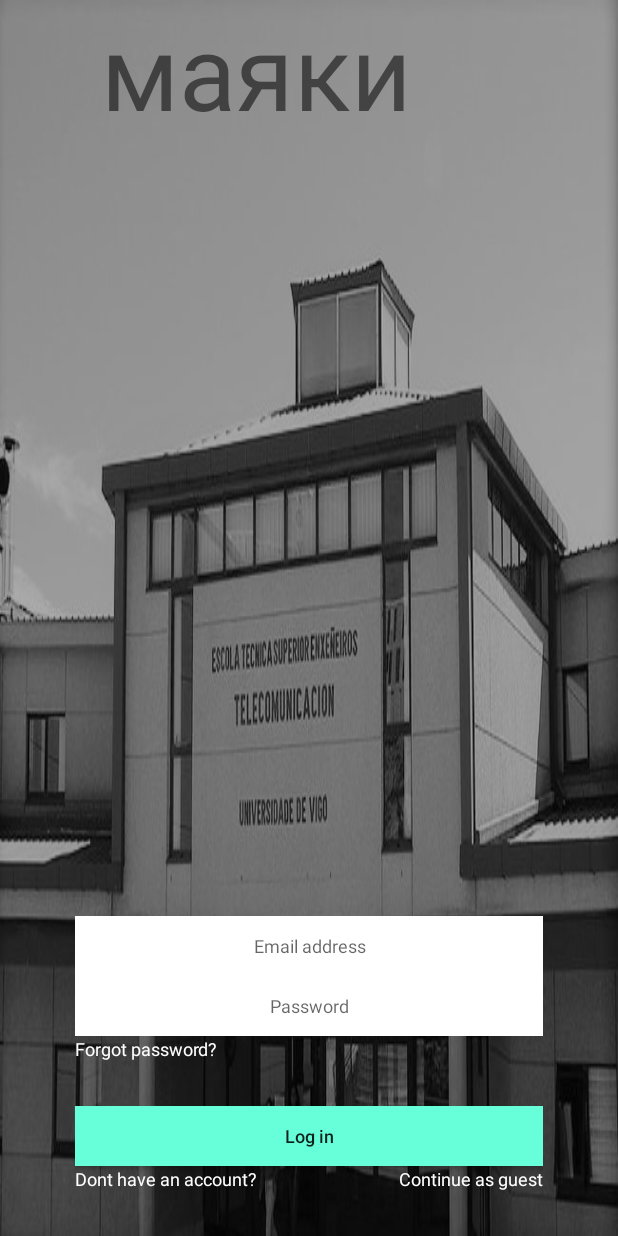
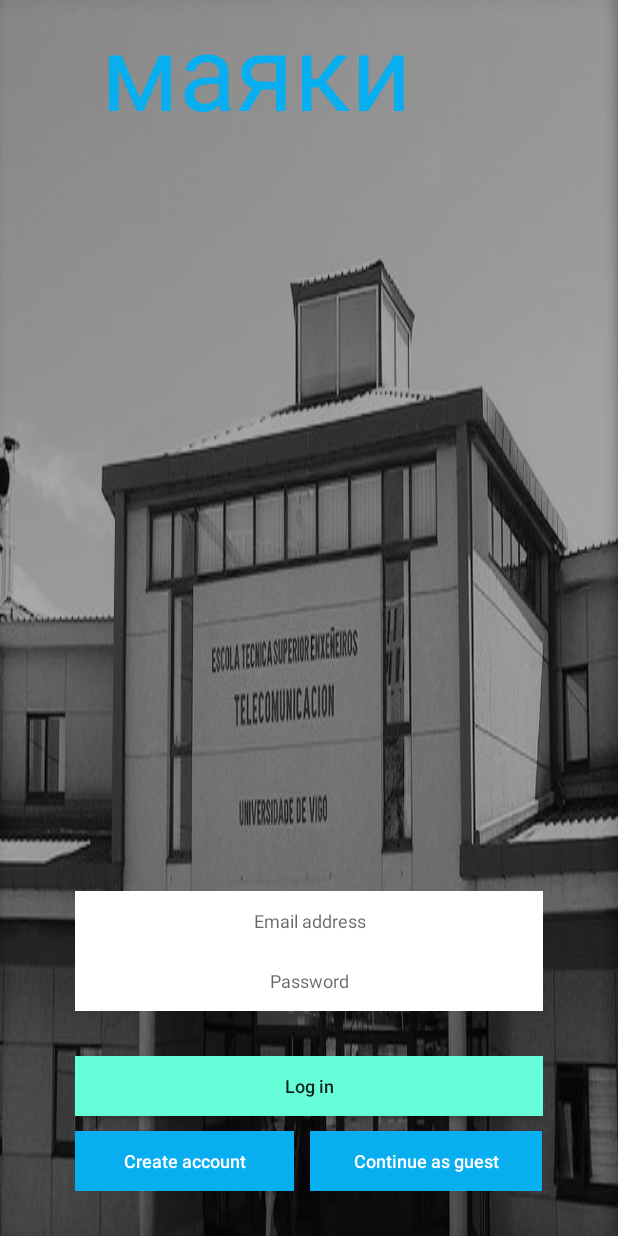
Before and after one commit to guillerial/android, an Android app: the screen it shows after launch (LoginActivity), on a phone screen of 412 x 824 dp. Run offline under Robolectric (Android 15) with nearby library versions, the phone set to English and light mode, and no system bars; our stand-ins replace ButterKnife, Dagger/Hilt's generated code, RxJava, Timber; libraries missing offline, so code that uses them is left out: com.ryanharter.auto; 10 statements that could not run were skipped.

Commit message:
buttons log and sign

```diff
--- a/app/src/main/AndroidManifest.xml
+++ b/app/src/main/AndroidManifest.xml
@@ -9,7 +9,7 @@
     <application
         android:name="es.indios.markn.MarknApplication"
         android:allowBackup="false"
-        android:icon="@drawable/logomarkn55"
+        android:icon="@drawable/logofinal"
         android:label="@string/app_name"
         android:theme="@style/AppTheme.NoActionBar" >
         <activity
--- a/app/src/main/java/es/indios/markn/ui/login/LoginActivity.java
+++ b/app/src/main/java/es/indios/markn/ui/login/LoginActivity.java
@@ -22,7 +22,7 @@ public class LoginActivity extends BaseActivity implements LoginMvpView, View.On
 
     @BindView(R.id.email_edittext)              EditText mEmailEditText;
     @BindView(R.id.password_edittext)           EditText mPassEditText;
-    @BindView(R.id.forgot_password_textview)    TextView mForgotPassTextView;
+    //@BindView(R.id.forgot_password_textview)    TextView mForgotPassTextView;
     @BindView(R.id.login_button)                Button mLoginButton;
     @BindView(R.id.textview_create_account)     TextView mCreateAccountTextView;
     @BindView(R.id.textview_guest_session)      TextView mGuestSession;
@@ -42,7 +42,7 @@ public class LoginActivity extends BaseActivity implements LoginMvpView, View.On
         mLoginPresenter.checkLoggedIn();
 
         mLoginButton.setOnClickListener(this);
-        mForgotPassTextView.setOnClickListener(this);
+        //mForgotPassTextView.setOnClickListener(this);
         mGuestSession.setOnClickListener(this);
         mCreateAccountTextView.setOnClickListener(this);
     }
@@ -87,9 +87,9 @@ public class LoginActivity extends BaseActivity implements LoginMvpView, View.On
                     }
                 }
                 break;
-            case R.id.forgot_password_textview:
+            //case R.id.forgot_password_textview:
 
-                break;
+               // break;
             case R.id.textview_guest_session:
                 onLoggedUser();
                 break;
--- a/app/src/main/res/layout/activity_login.xml
+++ b/app/src/main/res/layout/activity_login.xml
@@ -12,35 +12,48 @@
         android:layout_marginRight="50dp"
         android:layout_marginBottom="30dp">
 
-        <RelativeLayout
+        <LinearLayout
             android:id="@+id/footer_layout"
-            android:layout_width="match_parent"
+            android:layout_width="fill_parent"
             android:layout_height="wrap_content"
+            android:orientation="horizontal"
             android:layout_alignParentBottom="true">
 
-            <TextView
-                android:id="@+id/textview_create_account"
-                android:layout_width="wrap_content"
-                android:layout_height="wrap_content"
-                android:textColor="@color/white"
-                android:textSize="12sp"
-                android:clickable="true"
-                android:text="@string/text_create_account"
-                android:layout_alignParentLeft="true"
-                android:focusable="true" />
+                <TableLayout
+                    android:layout_width="fill_parent"
+                    android:layout_height="fill_parent"
+                    android:stretchColumns="0,1">
+                    <TableRow>
 
-            <TextView
-                android:id="@+id/textview_guest_session"
-                android:layout_width="wrap_content"
-                android:layout_height="wrap_content"
-                android:textColor="@color/white"
-                android:textSize="12sp"
-                android:clickable="true"
-                android:text="@string/text_guest_session"
-                android:layout_alignParentRight="true"
-                android:focusable="true" />
+                    <Button
+                        android:id="@+id/textview_create_account"
+                        android:layout_width="wrap_content"
+                        android:layout_height="40dp"
+                        android:layout_marginTop="10dp"
+                        android:textColor="@color/white"
+                        android:textSize="12sp"
+                        android:textAllCaps="false"
+                        android:layout_marginRight="5dp"
+                        android:text="@string/text_create_account"
+                        android:background="@color/orange"
+                        />
 
-        </RelativeLayout>
+                    <Button
+                        android:id="@+id/textview_guest_session"
+                        android:layout_width="wrap_content"
+                        android:layout_height="40dp"
+                        android:layout_marginTop="10dp"
+                        android:textColor="@color/white"
+                        android:textSize="12sp"
+                        android:textAllCaps="false"
+                        android:layout_marginLeft="5dp"
+                        android:text="@string/text_guest_session"
+                        android:background="@color/orange"
+                        android:focusable="true" />
+
+                    </TableRow>
+                </TableLayout>
+        </LinearLayout>
 
 
 
@@ -58,16 +71,6 @@
             android:background="@color/primary"
             />
 
-        <TextView
-            android:id="@+id/forgot_password_textview"
-            android:layout_width="wrap_content"
-            android:layout_height="wrap_content"
-            android:layout_above="@id/login_button"
-            android:text="@string/text_forgot_pass"
-            android:textColor="@color/white"
-            android:textSize="12sp"
-            android:clickable="true"
-            android:focusable="true"/>
 
         <EditText
             android:id="@+id/password_edittext"
@@ -75,7 +78,7 @@
             android:layout_height="40dp"
             android:background="@color/white"
             android:gravity="center"
-            android:layout_above="@+id/forgot_password_textview"
+            android:layout_above="@+id/login_button"
             android:textSize="12sp"
             android:inputType="textPassword"
             android:hint="@string/text_password"/>
@@ -96,6 +99,7 @@
             android:layout_height="wrap_content"
             android:layout_alignParentTop="true"
             android:text=" маяки"
+            android:textColor="@color/orange"
             android:textAlignment="center"
             android:textSize="70dp" />
 
--- a/app/src/main/res/values/strings.xml
+++ b/app/src/main/res/values/strings.xml
@@ -32,7 +32,7 @@
     <string name="text_password">Password</string>
     <string name="text_forgot_pass">Forgot password?</string>
     <string name="bottom_login">Log in</string>
-    <string name="text_create_account">Dont have an account?</string>
+    <string name="text_create_account">Create account</string>
     <string name="text_guest_session">Continue as guest</string>
     <string name="text_valid_email">Enter a valid email</string>
     <string name="text_pass_required">Password required</string>
@@ -45,6 +45,7 @@
     <string name="bottom_signup">Sign up</string>
     <string name="text_guest_session_signup">Continue as guest</string>
     <string name="name_required">Name required</string>
+    <string name="text_student">You are not a student \nof this college?</string>
 
     <!--menu_navigation-->
     <string name="icon_notifications">Notifications</string>
```
Also changed, not shown: app/src/main/res/layout/activity_signup.xml (+25 -3 lines), app/src/main/res/drawable/logofinal.png (added), 1 other file.
